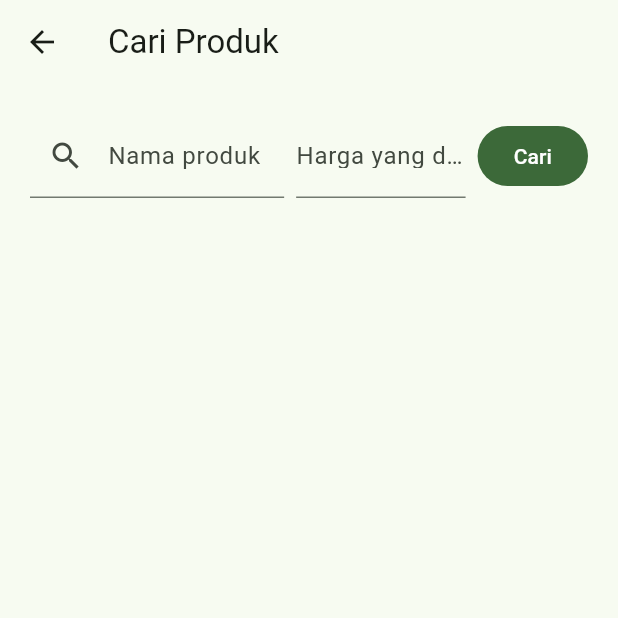
After one commit to WildaGhoniyuJiddan/WorthGaBang-AndroidVer, a Flutter app: the SearchFilterScreen screen opened directly, on a phone screen of 412 x 824 dp, the top half of it. The commit adds this screen. Run offline on Flutter 3.47's test engine with Material 3 defaults, Android fonts, the light colour scheme and no system bars; our stand-ins replace dio, drift, flutter_riverpod, flutter_secure_storage, go_router, local_auth; missing offline and left inert: workmanager; accounts and stored records are empty; generated files the repository leaves out were written again; statements that could not run were skipped.

Commit message:
T5: search filter & sort (kondisi/sumber/harga)

```diff
--- /dev/null
+++ b/lib/features/search/data/search_filter.dart
@@ -0,0 +1,56 @@
+import '../../price_check/data/models.dart';
+
+/// Opsi urutan hasil pencarian.
+enum SortOption { priceAsc, priceDesc, similarity }
+
+/// Filter & sort hasil pembanding (diterapkan lokal di atas [PriceComparison]).
+class SearchFilter {
+  const SearchFilter({
+    this.conditions = const {},
+    this.sources = const {},
+    this.maxPrice,
+    this.sort = SortOption.priceAsc,
+  });
+
+  /// Kondisi yang diizinkan; kosong = semua.
+  final Set<String> conditions;
+  final Set<String> sources;
+  final int? maxPrice;
+  final SortOption sort;
+
+  SearchFilter copyWith({
+    Set<String>? conditions,
+    Set<String>? sources,
+    int? Function()? maxPrice,
+    SortOption? sort,
+  }) =>
+      SearchFilter(
+        conditions: conditions ?? this.conditions,
+        sources: sources ?? this.sources,
+        maxPrice: maxPrice != null ? maxPrice() : this.maxPrice,
+        sort: sort ?? this.sort,
+      );
+
+  /// Terapkan filter + sort ke daftar pembanding.
+  List<PriceComparison> apply(List<PriceComparison> input) {
+    var out = input.where((c) {
+      if (conditions.isNotEmpty &&
+          (c.condition == null || !conditions.contains(c.condition))) {
+        return false;
+      }
+      if (sources.isNotEmpty && !sources.contains(c.source)) return false;
+      if (maxPrice != null && c.price > maxPrice!) return false;
+      return true;
+    }).toList();
+    switch (sort) {
+      case SortOption.priceAsc:
+        out.sort((a, b) => a.price.compareTo(b.price));
+      case SortOption.priceDesc:
+        out.sort((a, b) => b.price.compareTo(a.price));
+      case SortOption.similarity:
+        out.sort((a, b) =>
+            (b.similarity ?? 0).compareTo(a.similarity ?? 0));
+    }
+    return out;
+  }
+}
--- /dev/null
+++ b/lib/features/search/presentation/search_screen.dart
@@ -0,0 +1,231 @@
+import 'package:flutter/material.dart';
+import 'package:flutter_riverpod/flutter_riverpod.dart';
+
+import '../../../core/network/api_result.dart';
+import '../../../core/utils/rupiah.dart';
+import '../../../l10n/strings.dart';
+import '../../price_check/data/models.dart';
+import '../../price_check/presentation/price_check_screen.dart';
+import '../data/search_filter.dart';
+
+/// Tab Cari: cari produk → filter (kondisi/sumber/harga maks) + sort.
+class SearchFilterScreen extends ConsumerStatefulWidget {
+  const SearchFilterScreen({super.key});
+
+  @override
+  ConsumerState<SearchFilterScreen> createState() =>
+      _SearchFilterScreenState();
+}
+
+class _SearchFilterScreenState extends ConsumerState<SearchFilterScreen> {
+  final _query = TextEditingController();
+  final _price = TextEditingController();
+  final _maxPrice = TextEditingController();
+
+  ApiResult<AnalysisResult>? _state;
+  SearchFilter _filter = const SearchFilter();
+
+  @override
+  void dispose() {
+    _query.dispose();
+    _price.dispose();
+    _maxPrice.dispose();
+    super.dispose();
+  }
+
+  Future<void> _search() async {
+    if (_query.text.trim().length < 2) return;
+    FocusScope.of(context).unfocus();
+    setState(() => _state = const ApiLoading());
+    try {
+      final result = await ref.read(priceCheckApiProvider).analyze(
+            mode: 'pc',
+            query: _query.text.trim(),
+            price: int.tryParse(
+                    _price.text.replaceAll(RegExp(r'[^0-9]'), '')) ??
+                0,
+          );
+      setState(() => _state = ApiSuccess(result));
+    } catch (e) {
+      setState(() => _state = ApiError(e.toString()));
+    }
+  }
+
+  @override
+  Widget build(BuildContext context) {
+    final state = _state;
+    final result = state is ApiSuccess<AnalysisResult> ? state.data : null;
+    final filtered =
+        result != null ? _filter.apply(result.comparisons) : const <PriceComparison>[];
+    final sources =
+        result?.comparisons.map((c) => c.source).toSet().toList() ?? [];
+
+    return Scaffold(
+      appBar: AppBar(title: const Text(AppStrings.searchScreenTitle)),
+      body: SafeArea(
+        child: ListView(
+          padding: const EdgeInsets.all(20),
+          children: [
+            Row(
+              children: [
+                Expanded(
+                  flex: 3,
+                  child: TextField(
+                    controller: _query,
+                    decoration: const InputDecoration(
+                      labelText: AppStrings.queryLabel,
+                      prefixIcon: Icon(Icons.search),
+                    ),
+                    onSubmitted: (_) => _search(),
+                  ),
+                ),
+                const SizedBox(width: 8),
+                Expanded(
+                  flex: 2,
+                  child: TextField(
+                    controller: _price,
+                    keyboardType: TextInputType.number,
+                    decoration: const InputDecoration(
+                      labelText: AppStrings.priceLabel,
+                      prefixText: 'Rp ',
+                    ),
+                    onSubmitted: (_) => _search(),
+                  ),
+                ),
+                const SizedBox(width: 8),
+                FilledButton(
+                  onPressed: state is ApiLoading ? null : _search,
+                  child: const Text(AppStrings.searchButton),
+                ),
+              ],
+            ),
+            if (state is ApiLoading)
+              const Padding(
+                padding: EdgeInsets.symmetric(vertical: 32),
+                child: Center(child: CircularProgressIndicator()),
+              ),
+            if (state is ApiError)
+              Padding(
+                padding: const EdgeInsets.symmetric(vertical: 16),
+                child: Text(
+                  (state as ApiError<AnalysisResult>).message,
+                  style:
+                      TextStyle(color: Theme.of(context).colorScheme.error),
+                ),
+              ),
+            if (result != null) ...[
+              const SizedBox(height: 16),
+              Text(
+                '${result.query} — ${filtered.length} dari ${result.comparisons.length} listing',
+                style: Theme.of(context).textTheme.titleSmall,
+              ),
+              const SizedBox(height: 8),
+              Wrap(
+                spacing: 8,
+                children: [
+                  FilterChip(
+                    label: const Text('Baru'),
+                    selected: _filter.conditions.contains('baru'),
+                    onSelected: (v) => setState(() {
+                      final s = Set<String>.from(_filter.conditions);
+                      v ? s.add('baru') : s.remove('baru');
+                      _filter = _filter.copyWith(conditions: s);
+                    }),
+                  ),
+                  FilterChip(
+                    label: const Text('Bekas'),
+                    selected: _filter.conditions.contains('bekas'),
+                    onSelected: (v) => setState(() {
+                      final s = Set<String>.from(_filter.conditions);
+                      v ? s.add('bekas') : s.remove('bekas');
+                      _filter = _filter.copyWith(conditions: s);
+                    }),
+                  ),
+                  for (final src in sources)
+                    FilterChip(
+                      label: Text(src),
+                      selected: _filter.sources.contains(src),
+                      onSelected: (v) => setState(() {
+                        final s = Set<String>.from(_filter.sources);
+                        v ? s.add(src) : s.remove(src);
+                        _filter = _filter.copyWith(sources: s);
+                      }),
+                    ),
+                ],
+              ),
+              const SizedBox(height: 8),
+              Row(
+                children: [
+                  Expanded(
+                    child: TextField(
+                      controller: _maxPrice,
+                      keyboardType: TextInputType.number,
+                      decoration: const InputDecoration(
+                        labelText: AppStrings.maxPriceLabel,
+                        prefixText: 'Rp ',
+                        isDense: true,
+                      ),
+                      onChanged: (v) => setState(() {
+                        final n = int.tryParse(
+                            v.replaceAll(RegExp(r'[^0-9]'), ''));
+                        _filter = _filter.copyWith(
+                            maxPrice: () => n == null || n <= 0 ? null : n);
+                      }),
+                    ),
+                  ),
+                  const SizedBox(width: 8),
+                  Expanded(
+                    child: DropdownButtonFormField<SortOption>(
+                      initialValue: _filter.sort,
+                      decoration: const InputDecoration(
+                        labelText: AppStrings.sortLabel,
+                        isDense: true,
+                      ),
+                      items: const [
+                        DropdownMenuItem(
+                          value: SortOption.priceAsc,
+                          child: Text('Harga terendah'),
+                        ),
+                        DropdownMenuItem(
+                          value: SortOption.priceDesc,
+                          child: Text('Harga tertinggi'),
+                        ),
+                        DropdownMenuItem(
+                          value: SortOption.similarity,
+                          child: Text('Paling mirip'),
+                        ),
+                      ],
+                      onChanged: (v) => setState(
+                          () => _filter = _filter.copyWith(sort: v)),
+                    ),
+                  ),
+                ],
+              ),
+              const SizedBox(height: 12),
+              for (final c in filtered)
+                Card(
+                  child: ListTile(
+                    title: Text(c.title,
+                        maxLines: 2, overflow: TextOverflow.ellipsis),
+                    subtitle: Text(
+                        '${c.source}${c.condition != null ? ' • ${c.condition}' : ''}'),
+                    trailing: Text(
+                      formatRupiah(c.price),
+                      style:
+                          const TextStyle(fontWeight: FontWeight.bold),
+                    ),
+                  ),
+                ),
+              if (filtered.isEmpty)
+                const Padding(
+                  padding: EdgeInsets.symmetric(vertical: 24),
+                  child: Center(
+                      child: Text(AppStrings.searchEmpty)),
+                ),
+            ],
+          ],
+        ),
+      ),
+    );
+  }
+}
--- a/lib/l10n/strings.dart
+++ b/lib/l10n/strings.dart
@@ -63,4 +63,11 @@ abstract final class AppStrings {
   static const bundleAddItem = 'Tambah komponen';
   static const bundleItemLabel = 'Komponen';
   static const bundlePriceLabel = 'Harga paket yang ditawarkan';
+
+  // Search filter & sort (T5).
+  static const searchScreenTitle = 'Cari Produk';
+  static const searchButton = 'Cari';
+  static const maxPriceLabel = 'Harga maks';
+  static const sortLabel = 'Urutkan';
+  static const searchEmpty = 'Tidak ada listing yang cocok dengan filter.';
 }
```
Also changed, not shown: lib/features/tabs/presentation/tab_screens.dart (+3 -8 lines), 2 other files.
